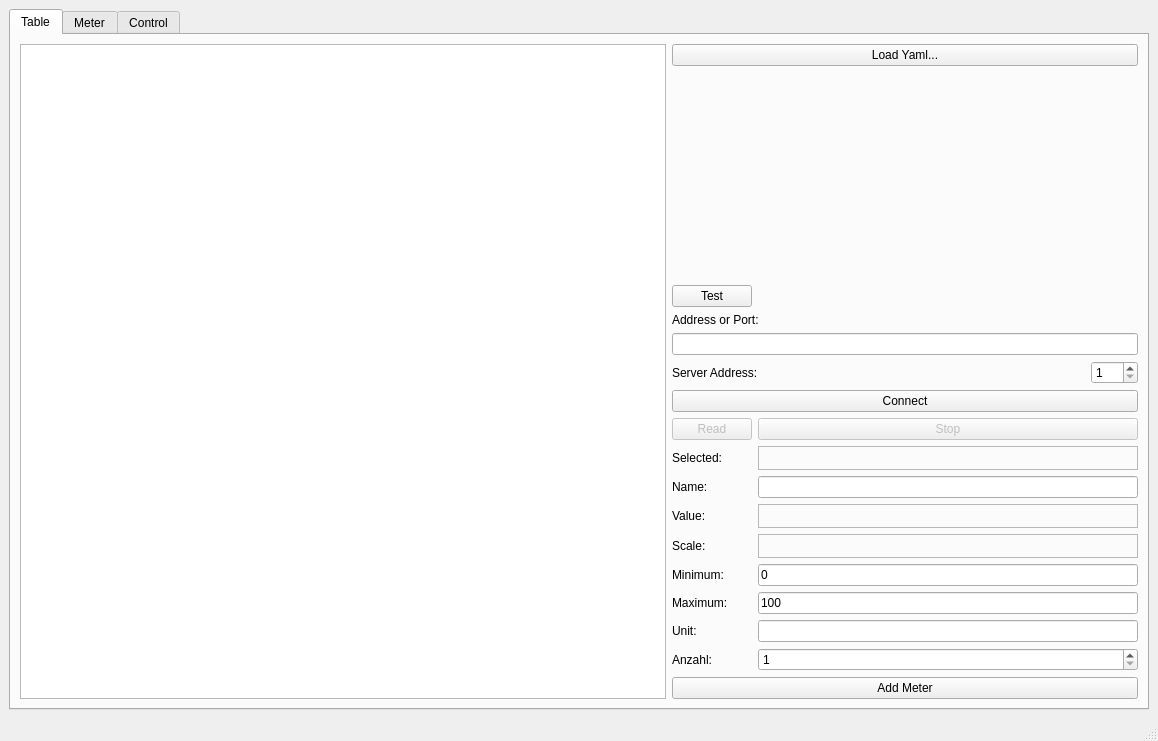
The window that Qt/PV_View/mainwindow.ui (Rolloke/GUI-Apps) describes before a commit, drawn with Qt 5.
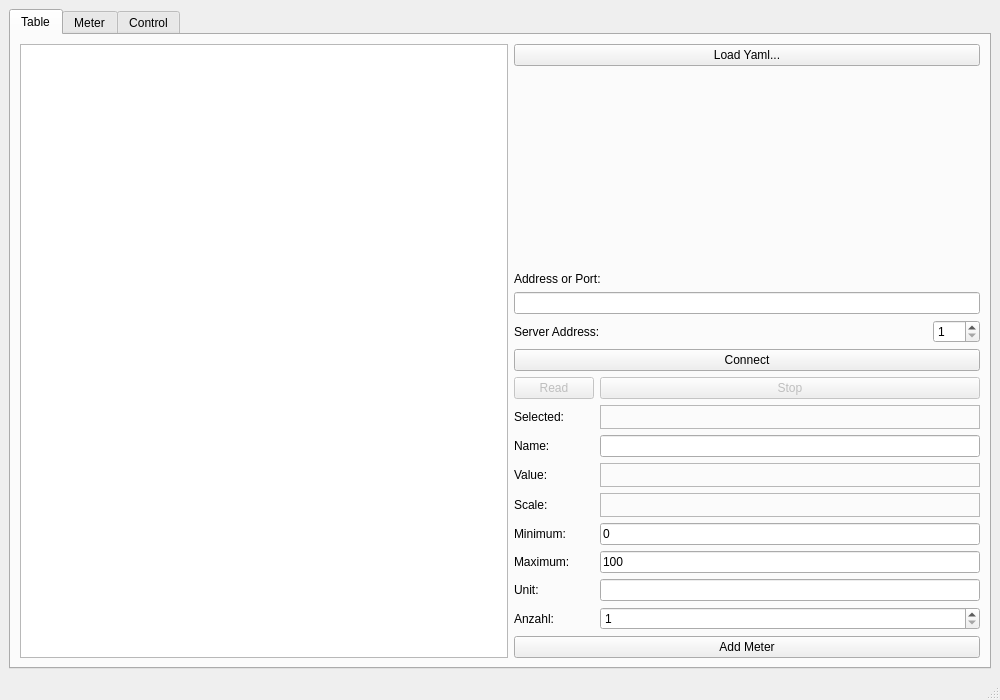
The same window after the commit. The open tabs and pages were chosen to show the change. Icons and pictures are not drawn.

What changed in the file:
```diff
--- a/Qt/PV_View/mainwindow.ui
+++ b/Qt/PV_View/mainwindow.ui
@@ -6,8 +6,8 @@
    <rect>
     <x>0</x>
     <y>0</y>
-    <width>1158</width>
-    <height>741</height>
+    <width>1000</width>
+    <height>700</height>
    </rect>
   </property>
   <property name="windowTitle">
@@ -50,167 +50,59 @@
         <string>Table</string>
        </attribute>
        <layout class="QGridLayout" name="gridLayout_2">
-        <item row="12" column="2" colspan="2">
+        <item row="11" column="1">
+         <widget class="QLabel" name="label">
+          <property name="text">
+           <string>Minimum:</string>
+          </property>
+         </widget>
+        </item>
+        <item row="11" column="2" colspan="2">
          <widget class="QLineEdit" name="edtMinimum">
           <property name="text">
            <string>0</string>
           </property>
          </widget>
         </item>
-        <item row="11" column="1">
-         <widget class="QLabel" name="labelScale">
-          <property name="text">
-           <string>Scale:</string>
-          </property>
-         </widget>
-        </item>
-        <item row="7" column="2" colspan="2">
-         <widget class="QPushButton" name="btnStopRead">
-          <property name="enabled">
-           <bool>false</bool>
-          </property>
-          <property name="text">
-           <string>Stop</string>
-          </property>
-         </widget>
-        </item>
-        <item row="0" column="0" rowspan="17">
-         <widget class="QTableView" name="tableView">
-          <property name="editTriggers">
-           <set>QAbstractItemView::EditKeyPressed</set>
-          </property>
-          <property name="alternatingRowColors">
-           <bool>true</bool>
-          </property>
-          <property name="sortingEnabled">
-           <bool>true</bool>
-          </property>
-         </widget>
-        </item>
         <item row="9" column="2" colspan="2">
-         <widget class="QLineEdit" name="edtPrettyName">
-          <property name="toolTip">
-           <string>Pretty Name</string>
+         <widget class="QLabel" name="textValue">
+          <property name="minimumSize">
+           <size>
+            <width>0</width>
+            <height>24</height>
+           </size>
           </property>
-         </widget>
-        </item>
-        <item row="14" column="2" colspan="2">
-         <widget class="QLineEdit" name="edtUnit"/>
-        </item>
-        <item row="5" column="3">
-         <widget class="QSpinBox" name="edtServerAddress">
-          <property name="sizePolicy">
-           <sizepolicy hsizetype="Maximum" vsizetype="Fixed">
-            <horstretch>0</horstretch>
-            <verstretch>0</verstretch>
-           </sizepolicy>
+          <property name="maximumSize">
+           <size>
+            <width>16777215</width>
+            <height>24</height>
+           </size>
           </property>
-          <property name="minimum">
-           <number>1</number>
+          <property name="frameShape">
+           <enum>QFrame::StyledPanel</enum>
           </property>
-          <property name="maximum">
-           <number>247</number>
+          <property name="text">
+           <string/>
           </property>
+          <property name="margin">
+           <number>0</number>
+          </property>
          </widget>
         </item>
-        <item row="10" column="1">
-         <widget class="QLabel" name="labelValue">
+        <item row="12" column="1">
+         <widget class="QLabel" name="labelMaximum">
           <property name="text">
-           <string>Value:</string>
+           <string>Maximum:</string>
           </property>
          </widget>
         </item>
-        <item row="16" column="1" colspan="3">
+        <item row="15" column="1" colspan="3">
          <widget class="QPushButton" name="btnAddMeter">
           <property name="text">
            <string>Add Meter</string>
           </property>
          </widget>
         </item>
-        <item row="8" column="2" colspan="2">
-         <widget class="QLabel" name="textSelected">
-          <property name="minimumSize">
-           <size>
-            <width>380</width>
-            <height>24</height>
-           </size>
-          </property>
-          <property name="maximumSize">
-           <size>
-            <width>16777215</width>
-            <height>24</height>
-           </size>
-          </property>
-          <property name="frameShape">
-           <enum>QFrame::StyledPanel</enum>
-          </property>
-          <property name="text">
-           <string/>
-          </property>
-          <property name="margin">
-           <number>0</number>
-          </property>
-         </widget>
-        </item>
-        <item row="7" column="1">
-         <widget class="QPushButton" name="btnStartRead">
-          <property name="enabled">
-           <bool>false</bool>
-          </property>
-          <property name="text">
-           <string>Read</string>
-          </property>
-          <property name="checkable">
-           <bool>false</bool>
-          </property>
-         </widget>
-        </item>
-        <item row="9" column="1">
-         <widget class="QLabel" name="labelPrettyName">
-          <property name="text">
-           <string>Name:</string>
-          </property>
-         </widget>
-        </item>
-        <item row="6" column="1" colspan="3">
-         <widget class="QPushButton" name="btnConnect">
-          <property name="text">
-           <string>Connect</string>
-          </property>
-         </widget>
-        </item>
-        <item row="15" column="1">
-         <widget class="QLabel" name="labelMultipeValues">
-          <property name="text">
-           <string>Anzahl:</string>
-          </property>
-         </widget>
-        </item>
-        <item row="11" column="2" colspan="2">
-         <widget class="QLabel" name="textScale">
-          <property name="minimumSize">
-           <size>
-            <width>0</width>
-            <height>24</height>
-           </size>
-          </property>
-          <property name="maximumSize">
-           <size>
-            <width>16777215</width>
-            <height>24</height>
-           </size>
-          </property>
-          <property name="frameShape">
-           <enum>QFrame::StyledPanel</enum>
-          </property>
-          <property name="text">
-           <string/>
-          </property>
-          <property name="margin">
-           <number>0</number>
-          </property>
-         </widget>
-        </item>
         <item row="0" column="1" colspan="3">
          <widget class="QPushButton" name="btnLoadYamlFile">
           <property name="text">
@@ -219,16 +111,30 @@
          </widget>
         </item>
         <item row="14" column="1">
-         <widget class="QLabel" name="labelUnit">
+         <widget class="QLabel" name="labelMultipeValues">
           <property name="text">
-           <string>Unit:</string>
+           <string>Anzahl:</string>
           </property>
          </widget>
         </item>
-        <item row="15" column="2" colspan="2">
-         <widget class="QSpinBox" name="edtMultipleValues">
-          <property name="minimum">
-           <number>1</number>
+        <item row="9" column="1">
+         <widget class="QLabel" name="labelValue">
+          <property name="text">
+           <string>Value:</string>
+          </property>
+         </widget>
+        </item>
+        <item row="2" column="1" colspan="3">
+         <widget class="QLabel" name="labelAddressOrPort">
+          <property name="text">
+           <string>Address or Port:</string>
+          </property>
+         </widget>
+        </item>
+        <item row="8" column="1">
+         <widget class="QLabel" name="labelPrettyName">
+          <property name="text">
+           <string>Name:</string>
           </property>
          </widget>
         </item>
@@ -245,60 +151,154 @@
           </property>
          </spacer>
         </item>
-        <item row="10" column="2" colspan="2">
-         <widget class="QLabel" name="textValue">
-          <property name="minimumSize">
-           <size>
-            <width>0</width>
-            <height>24</height>
-           </size>
+        <item row="8" column="2" colspan="2">
+         <widget class="QLineEdit" name="edtPrettyName">
+          <property name="toolTip">
+           <string>Pretty Name</string>
           </property>
-          <property name="maximumSize">
-           <size>
-            <width>16777215</width>
-            <height>24</height>
-           </size>
-          </property>
-          <property name="frameShape">
-           <enum>QFrame::StyledPanel</enum>
-          </property>
-          <property name="text">
-           <string/>
-          </property>
-          <property name="margin">
-           <number>0</number>
-          </property>
          </widget>
         </item>
-        <item row="3" column="1" colspan="3">
-         <widget class="QLabel" name="labelAddressOrPort">
-          <property name="text">
-           <string>Address or Port:</string>
-          </property>
-         </widget>
-        </item>
-        <item row="8" column="1">
+        <item row="7" column="1">
          <widget class="QLabel" name="labelSelected">
           <property name="text">
            <string>Selected:</string>
           </property>
          </widget>
         </item>
-        <item row="13" column="1">
-         <widget class="QLabel" name="labelMaximum">
-          <property name="text">
-           <string>Maximum:</string>
-          </property>
-         </widget>
-        </item>
-        <item row="13" column="2" colspan="2">
+        <item row="12" column="2" colspan="2">
          <widget class="QLineEdit" name="edtMaximum">
           <property name="text">
            <string>100</string>
           </property>
          </widget>
         </item>
-        <item row="5" column="1" colspan="2">
+        <item row="7" column="2" colspan="2">
+         <widget class="QLabel" name="textSelected">
+          <property name="minimumSize">
+           <size>
+            <width>380</width>
+            <height>24</height>
+           </size>
+          </property>
+          <property name="maximumSize">
+           <size>
+            <width>16777215</width>
+            <height>24</height>
+           </size>
+          </property>
+          <property name="frameShape">
+           <enum>QFrame::StyledPanel</enum>
+          </property>
+          <property name="text">
+           <string/>
+          </property>
+          <property name="margin">
+           <number>0</number>
+          </property>
+         </widget>
+        </item>
+        <item row="0" column="0" rowspan="16">
+         <widget class="QTableView" name="tableView">
+          <property name="editTriggers">
+           <set>QAbstractItemView::EditKeyPressed</set>
+          </property>
+          <property name="alternatingRowColors">
+           <bool>true</bool>
+          </property>
+          <property name="sortingEnabled">
+           <bool>true</bool>
+          </property>
+         </widget>
+        </item>
+        <item row="14" column="2" colspan="2">
+         <widget class="QSpinBox" name="edtMultipleValues">
+          <property name="minimum">
+           <number>1</number>
+          </property>
+         </widget>
+        </item>
+        <item row="6" column="2" colspan="2">
+         <widget class="QPushButton" name="btnStopRead">
+          <property name="enabled">
+           <bool>false</bool>
+          </property>
+          <property name="text">
+           <string>Stop</string>
+          </property>
+         </widget>
+        </item>
+        <item row="4" column="3">
+         <widget class="QSpinBox" name="edtServerAddress">
+          <property name="sizePolicy">
+           <sizepolicy hsizetype="Maximum" vsizetype="Fixed">
+            <horstretch>0</horstretch>
+            <verstretch>0</verstretch>
+           </sizepolicy>
+          </property>
+          <property name="minimum">
+           <number>1</number>
+          </property>
+          <property name="maximum">
+           <number>247</number>
+          </property>
+         </widget>
+        </item>
+        <item row="10" column="1">
+         <widget class="QLabel" name="labelScale">
+          <property name="text">
+           <string>Scale:</string>
+          </property>
+         </widget>
+        </item>
+        <item row="13" column="2" colspan="2">
+         <widget class="QLineEdit" name="edtUnit"/>
+        </item>
+        <item row="10" column="2" colspan="2">
+         <widget class="QLabel" name="textScale">
+          <property name="minimumSize">
+           <size>
+            <width>0</width>
+            <height>24</height>
+           </size>
+          </property>
+          <property name="maximumSize">
+           <size>
+            <width>16777215</width>
+            <height>24</height>
+           </size>
+          </property>
+          <property name="frameShape">
+           <enum>QFrame::StyledPanel</enum>
+          </property>
+          <property name="text">
+           <string/>
+          </property>
+          <property name="margin">
+           <number>0</number>
+          </property>
+         </widget>
+        </item>
+        <item row="6" column="1">
+         <widget class="QPushButton" name="btnStartRead">
+          <property name="enabled">
+           <bool>false</bool>
+          </property>
+          <property name="text">
+           <string>Read</string>
+          </property>
+          <property name="checkable">
+           <bool>false</bool>
+          </property>
+         </widget>
+        </item>
+        <item row="13" column="1">
+         <widget class="QLabel" name="labelUnit">
+          <property name="text">
+           <string>Unit:</string>
+          </property>
+         </widget>
+        </item>
+        <item row="4" column="1" colspan="2">
          <widget class="QLabel" name="labelServerAddress">
           <property name="sizePolicy">
            <sizepolicy hsizetype="Maximum" vsizetype="Preferred">
@@ -311,20 +311,13 @@
           </property>
          </widget>
         </item>
-        <item row="12" column="1">
-         <widget class="QLabel" name="label">
-          <property name="text">
-           <string>Minimum:</string>
-          </property>
-         </widget>
-        </item>
-        <item row="4" column="1" colspan="3">
+        <item row="3" column="1" colspan="3">
          <widget class="QLineEdit" name="edtAddress"/>
         </item>
-        <item row="2" column="1">
-         <widget class="QPushButton" name="btnTest">
+        <item row="5" column="1" colspan="3">
+         <widget class="QPushButton" name="btnConnect">
           <property name="text">
-           <string>Test</string>
+           <string>Connect</string>
           </property>
          </widget>
         </item>
```
Left out of the diff: 4 changed lines with no effect on the pictures.
